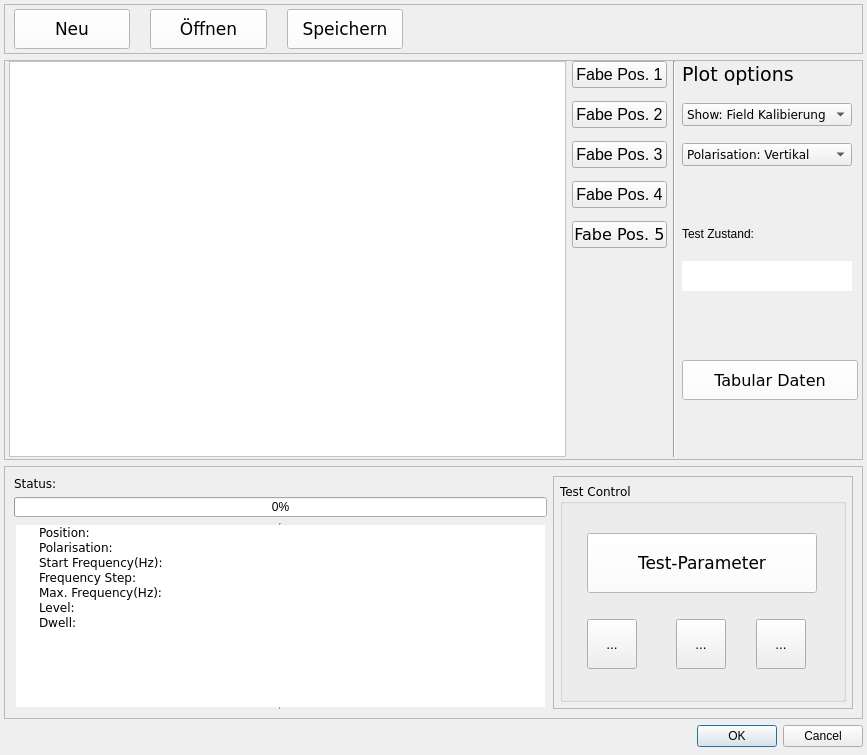
Qt form gui/uifiles/KalibierungWindow_neu.ui (mengze21/Development-of-an-EMC-test-software) before a commit.
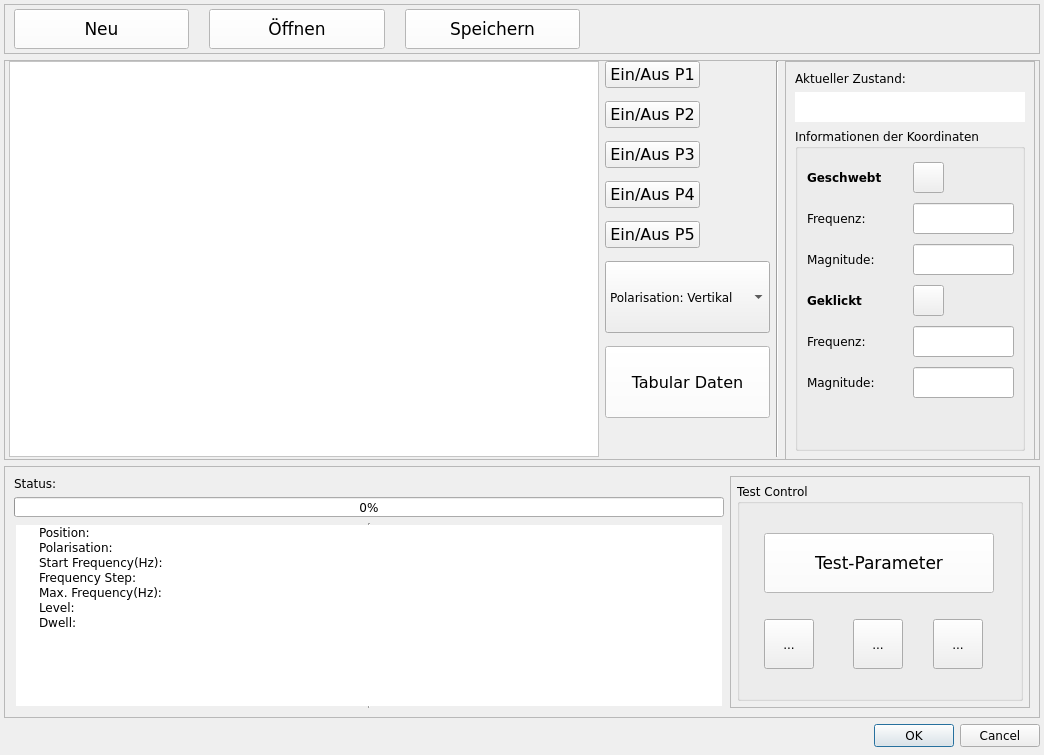
The same form after that commit. Icons and pictures are not drawn.

Commit message: adding the function of open, save, new. improve the graphics create .ui file for tabular data

Patch:
```diff
--- a/gui/uifiles/KalibierungWindow_neu.ui
+++ b/gui/uifiles/KalibierungWindow_neu.ui
@@ -6,7 +6,7 @@
    <rect>
     <x>0</x>
     <y>0</y>
-    <width>867</width>
+    <width>1044</width>
     <height>755</height>
    </rect>
   </property>
@@ -16,9 +16,27 @@
     <height>0</height>
    </size>
   </property>
+  <property name="font">
+   <font>
+    <family>Verdana</family>
+   </font>
+  </property>
   <property name="windowTitle">
    <string>Kalibrierung</string>
   </property>
+  <property name="windowIcon">
+   <iconset>
+    <normaloff>../icon_materials/8.png</normaloff>../icon_materials/8.png</iconset>
+  </property>
+  <property name="windowFilePath">
+   <string/>
+  </property>
+  <property name="sizeGripEnabled">
+   <bool>false</bool>
+  </property>
+  <property name="modal">
+   <bool>false</bool>
+  </property>
   <layout class="QVBoxLayout" name="verticalLayout" stretch="0,1,0,0">
    <property name="spacing">
     <number>-1</number>
@@ -231,6 +249,9 @@
        <height>400</height>
       </size>
      </property>
+     <property name="layoutDirection">
+      <enum>Qt::LeftToRight</enum>
+     </property>
      <property name="styleSheet">
       <string notr="true"/>
      </property>
@@ -240,7 +261,7 @@
      <property name="frameShadow">
       <enum>QFrame::Raised</enum>
      </property>
-     <layout class="QGridLayout" name="gridLayout_2" columnstretch="0,0,0,0,0" columnminimumwidth="0,0,0,0,0">
+     <layout class="QGridLayout" name="gridLayout_2" columnstretch="0,0,0,0,0">
       <property name="sizeConstraint">
        <enum>QLayout::SetDefaultConstraint</enum>
       </property>
@@ -262,74 +283,49 @@
       <property name="verticalSpacing">
        <number>13</number>
       </property>
-      <item row="2" column="3">
-       <widget class="QComboBox" name="comboBox_show">
-        <property name="font">
-         <font>
-          <family>Verdana</family>
-         </font>
-        </property>
-        <property name="currentText">
-         <string>Show: Field Kalibierung</string>
-        </property>
-        <item>
-         <property name="text">
-          <string>Show: Field Kalibierung</string>
-         </property>
-        </item>
-       </widget>
-      </item>
-      <item row="6" column="3">
-       <widget class="QLabel" name="label_TestRunningStatus">
+      <item row="1" column="0" rowspan="10">
+       <widget class="QFrame" name="frame_5">
         <property name="sizePolicy">
-         <sizepolicy hsizetype="Preferred" vsizetype="Maximum">
+         <sizepolicy hsizetype="Preferred" vsizetype="Preferred">
           <horstretch>0</horstretch>
           <verstretch>0</verstretch>
          </sizepolicy>
         </property>
         <property name="minimumSize">
          <size>
-          <width>0</width>
-          <height>30</height>
+          <width>500</width>
+          <height>0</height>
          </size>
         </property>
-        <property name="font">
-         <font>
-          <family>Verdana</family>
-         </font>
-        </property>
         <property name="styleSheet">
-         <string notr="true">background-color: rgb(255, 255, 255);
-color: rgb(255, 0, 0);</string>
+         <string notr="true">background-color: rgb(255, 255, 255);</string>
         </property>
-        <property name="text">
-         <string/>
+        <property name="frameShape">
+         <enum>QFrame::StyledPanel</enum>
         </property>
-        <property name="alignment">
-         <set>Qt::AlignCenter</set>
+        <property name="frameShadow">
+         <enum>QFrame::Raised</enum>
         </property>
-       </widget>
-      </item>
-      <item row="3" column="3">
-       <widget class="QComboBox" name="comboBox_polarisation">
-        <property name="font">
-         <font>
-          <family>Verdana</family>
-         </font>
-        </property>
-        <item>
-         <property name="text">
-          <string>Polarisation: Vertikal</string>
+        <layout class="QHBoxLayout" name="horizontalLayout" stretch="">
+         <property name="spacing">
+          <number>1</number>
          </property>
-        </item>
-        <item>
-         <property name="text">
-          <string>Polarisation: Horizontal</string>
+         <property name="leftMargin">
+          <number>2</number>
          </property>
-        </item>
+         <property name="topMargin">
+          <number>2</number>
+         </property>
+         <property name="rightMargin">
+          <number>2</number>
+         </property>
+         <property name="bottomMargin">
+          <number>2</number>
+         </property>
+        </layout>
        </widget>
       </item>
-      <item row="1" column="2" rowspan="8">
+      <item row="1" column="2" rowspan="10">
        <widget class="Line" name="line">
         <property name="sizeIncrement">
          <size>
@@ -342,10 +338,594 @@
         </property>
        </widget>
       </item>
-      <item row="7" column="3" rowspan="2" colspan="2">
+      <item row="2" column="1">
+       <widget class="QPushButton" name="pushButton_ShowHideCurve_2">
+        <property name="maximumSize">
+         <size>
+          <width>95</width>
+          <height>16777215</height>
+         </size>
+        </property>
+        <property name="font">
+         <font>
+          <pointsize>12</pointsize>
+         </font>
+        </property>
+        <property name="text">
+         <string>Ein/Aus P2</string>
+        </property>
+       </widget>
+      </item>
+      <item row="4" column="1">
+       <widget class="QPushButton" name="pushButton_ShowHideCurve_4">
+        <property name="maximumSize">
+         <size>
+          <width>95</width>
+          <height>16777215</height>
+         </size>
+        </property>
+        <property name="font">
+         <font>
+          <pointsize>12</pointsize>
+         </font>
+        </property>
+        <property name="text">
+         <string>Ein/Aus P4</string>
+        </property>
+       </widget>
+      </item>
+      <item row="1" column="3" rowspan="7">
+       <widget class="QFrame" name="frame_Statusleiste">
+        <property name="minimumSize">
+         <size>
+          <width>200</width>
+          <height>400</height>
+         </size>
+        </property>
+        <property name="maximumSize">
+         <size>
+          <width>250</width>
+          <height>16777215</height>
+         </size>
+        </property>
+        <property name="frameShape">
+         <enum>QFrame::StyledPanel</enum>
+        </property>
+        <property name="frameShadow">
+         <enum>QFrame::Raised</enum>
+        </property>
+        <layout class="QVBoxLayout" name="verticalLayout_3">
+         <item>
+          <widget class="QLabel" name="label_TestStatus">
+           <property name="sizePolicy">
+            <sizepolicy hsizetype="Preferred" vsizetype="Fixed">
+             <horstretch>0</horstretch>
+             <verstretch>0</verstretch>
+            </sizepolicy>
+           </property>
+           <property name="text">
+            <string>Aktueller Zustand:</string>
+           </property>
+          </widget>
+         </item>
+         <item>
+          <widget class="QLabel" name="label_TestRunningStatus">
+           <property name="sizePolicy">
+            <sizepolicy hsizetype="Preferred" vsizetype="Maximum">
+             <horstretch>0</horstretch>
+             <verstretch>0</verstretch>
+            </sizepolicy>
+           </property>
+           <property name="minimumSize">
+            <size>
+             <width>0</width>
+             <height>30</height>
+            </size>
+           </property>
+           <property name="maximumSize">
+            <size>
+             <width>250</width>
+             <height>16777215</height>
+            </size>
+           </property>
+           <property name="font">
+            <font>
+             <family>Verdana</family>
+             <weight>75</weight>
+             <bold>true</bold>
+            </font>
+           </property>
+           <property name="styleSheet">
+            <string notr="true">background-color: rgb(255, 255, 255);
+</string>
+           </property>
+           <property name="text">
+            <string/>
+           </property>
+           <property name="alignment">
+            <set>Qt::AlignCenter</set>
+           </property>
+          </widget>
+         </item>
+         <item>
+          <widget class="QGroupBox" name="InformationenKoordinatenGroupBox">
+           <property name="sizePolicy">
+            <sizepolicy hsizetype="Expanding" vsizetype="Expanding">
+             <horstretch>0</horstretch>
+             <verstretch>0</verstretch>
+            </sizepolicy>
+           </property>
+           <property name="minimumSize">
+            <size>
+             <width>0</width>
+             <height>0</height>
+            </size>
+           </property>
+           <property name="maximumSize">
+            <size>
+             <width>250</width>
+             <height>16777215</height>
+            </size>
+           </property>
+           <property name="font">
+            <font>
+             <weight>50</weight>
+             <bold>false</bold>
+            </font>
+           </property>
+           <property name="title">
+            <string>Informationen der Koordinaten</string>
+           </property>
+           <layout class="QGridLayout" name="gridLayout_5">
+            <item row="0" column="0">
+             <widget class="QLabel" name="GeschwebtLabel">
+              <property name="minimumSize">
+               <size>
+                <width>111</width>
+                <height>31</height>
+               </size>
+              </property>
+              <property name="maximumSize">
+               <size>
+                <width>111</width>
+                <height>31</height>
+               </size>
+              </property>
+              <property name="font">
+               <font>
+                <weight>75</weight>
+                <bold>true</bold>
+               </font>
+              </property>
+              <property name="text">
+               <string>Geschwebt</string>
+              </property>
+             </widget>
+            </item>
+            <item row="5" column="0">
+             <widget class="QLabel" name="GeklicktMagnitudeLabel">
+              <property name="minimumSize">
+               <size>
+                <width>101</width>
+                <height>31</height>
+               </size>
+              </property>
+              <property name="maximumSize">
+               <size>
+                <width>101</width>
+                <height>31</height>
+               </size>
+              </property>
+              <property name="font">
+               <font>
+                <weight>50</weight>
+                <bold>false</bold>
+               </font>
+              </property>
+              <property name="text">
+               <string>Magnitude:</string>
+              </property>
+             </widget>
+            </item>
+            <item row="3" column="0">
+             <widget class="QLabel" name="GeklicktLabel">
+              <property name="minimumSize">
+               <size>
+                <width>81</width>
+                <height>31</height>
+               </size>
+              </property>
+              <property name="maximumSize">
+               <size>
+                <width>81</width>
+                <height>31</height>
+               </size>
+              </property>
+              <property name="font">
+               <font>
+                <weight>75</weight>
+                <bold>true</bold>
+               </font>
+              </property>
+              <property name="text">
+               <string>Geklickt</string>
+              </property>
+             </widget>
+            </item>
+            <item row="2" column="1">
+             <widget class="QLineEdit" name="GeschwebtMagnitudeLineEdit">
+              <property name="minimumSize">
+               <size>
+                <width>101</width>
+                <height>31</height>
+               </size>
+              </property>
+              <property name="maximumSize">
+               <size>
+                <width>131</width>
+                <height>31</height>
+               </size>
+              </property>
+              <property name="font">
+               <font>
+                <pointsize>11</pointsize>
+                <weight>50</weight>
+                <bold>false</bold>
+               </font>
+              </property>
+              <property name="cursor">
+               <cursorShape>ArrowCursor</cursorShape>
+              </property>
+              <property name="alignment">
+               <set>Qt::AlignRight|Qt::AlignTrailing|Qt::AlignVCenter</set>
+              </property>
+              <property name="readOnly">
+               <bool>true</bool>
+              </property>
+             </widget>
+            </item>
+            <item row="2" column="0">
+             <widget class="QLabel" name="GeschwebtMagnitudeLabel">
+              <property name="minimumSize">
+               <size>
+                <width>101</width>
+                <height>31</height>
+               </size>
+              </property>
+              <property name="maximumSize">
+               <size>
+                <width>101</width>
+                <height>31</height>
+               </size>
+              </property>
+              <property name="font">
+               <font>
+                <weight>50</weight>
+                <bold>false</bold>
+               </font>
+              </property>
+              <property name="text">
+               <string>Magnitude:</string>
+              </property>
+             </widget>
+            </item>
+            <item row="0" column="1">
+             <widget class="QToolButton" name="GeschwebtToolButton">
+              <property name="minimumSize">
+               <size>
+                <width>31</width>
+                <height>31</height>
+               </size>
+              </property>
+              <property name="maximumSize">
+               <size>
+                <width>31</width>
+                <height>31</height>
+               </size>
+              </property>
+              <property name="text">
+               <string/>
+              </property>
+              <property name="icon">
+               <iconset>
+                <normaloff>../icon_materials/9.png</normaloff>../icon_materials/9.png</iconset>
+              </property>
+              <property name="iconSize">
+               <size>
+                <width>30</width>
+                <height>30</height>
+               </size>
+              </property>
+             </widget>
+            </item>
+            <item row="1" column="1">
+             <widget class="QLineEdit" name="GeschwebtFrequenzLineEdit">
+              <property name="minimumSize">
+               <size>
+                <width>101</width>
+                <height>31</height>
+               </size>
+              </property>
+              <property name="maximumSize">
+               <size>
+                <width>131</width>
+                <height>31</height>
+               </size>
+              </property>
+              <property name="font">
+               <font>
+                <pointsize>11</pointsize>
+                <weight>50</weight>
+                <bold>false</bold>
+               </font>
+              </property>
+              <property name="cursor">
+               <cursorShape>ArrowCursor</cursorShape>
+              </property>
+              <property name="alignment">
+               <set>Qt::AlignRight|Qt::AlignTrailing|Qt::AlignVCenter</set>
+              </property>
+              <property name="readOnly">
+               <bool>true</bool>
+              </property>
+             </widget>
+            </item>
+            <item row="6" column="0" colspan="2">
+             <widget class="QLabel" name="MousPositionLabel">
+              <property name="minimumSize">
+               <size>
+                <width>0</width>
+                <height>25</height>
+               </size>
+              </property>
+              <property name="maximumSize">
+               <size>
+                <width>611</width>
+                <height>25</height>
+               </size>
+              </property>
+              <property name="font">
+               <font>
+                <family>Verdana</family>
+                <pointsize>11</pointsize>
+                <weight>50</weight>
+                <bold>false</bold>
+               </font>
+              </property>
+              <property name="text">
+               <string/>
+              </property>
+             </widget>
+            </item>
+            <item row="4" column="1">
+             <widget class="QLineEdit" name="GeklicktFrequenzLineEdit">
+              <property name="minimumSize">
+               <size>
+                <width>101</width>
+                <height>31</height>
+               </size>
+              </property>
+              <property name="maximumSize">
+               <size>
+                <width>131</width>
+                <height>31</height>
+               </size>
+              </property>
+              <property name="font">
+               <font>
+                <pointsize>11</pointsize>
+               </font>
+              </property>
+              <property name="cursor">
+               <cursorShape>ArrowCursor</cursorShape>
+              </property>
+              <property name="alignment">
+               <set>Qt::AlignRight|Qt::AlignTrailing|Qt::AlignVCenter</set>
+              </property>
+              <property name="readOnly">
+               <bool>true</bool>
+              </property>
+             </widget>
+            </item>
+            <item row="4" column="0">
+             <widget class="QLabel" name="GeklicktFrequenzLabel">
+              <property name="minimumSize">
+               <size>
+                <width>91</width>
+                <height>31</height>
+               </size>
+              </property>
+              <property name="maximumSize">
+               <size>
+                <width>91</width>
+                <height>31</height>
+               </size>
+              </property>
+              <property name="font">
+               <font>
+                <weight>50</weight>
+                <bold>false</bold>
+               </font>
+              </property>
+              <property name="text">
+               <string>Frequenz:</string>
+              </property>
+             </widget>
+            </item>
+            <item row="1" column="0">
+             <widget class="QLabel" name="GeschwebtFrequenzLabel">
+              <property name="minimumSize">
+               <size>
+                <width>91</width>
+                <height>31</height>
+               </size>
+              </property>
+              <property name="maximumSize">
+               <size>
+                <width>91</width>
+                <height>31</height>
+               </size>
+              </property>
+              <property name="font">
+               <font>
+                <weight>50</weight>
+                <bold>false</bold>
+               </font>
+              </property>
+              <property name="text">
+               <string>Frequenz:</string>
+              </property>
+             </widget>
+            </item>
+            <item row="3" column="1">
+             <widget class="QToolButton" name="GeklicktToolButton">
+              <property name="minimumSize">
+               <size>
+                <width>31</width>
+                <height>31</height>
+               </size>
+              </property>
+              <property name="maximumSize">
+               <size>
+                <width>31</width>
+                <height>31</height>
+               </size>
+              </property>
+              <property name="text">
+               <string/>
+              </property>
+              <property name="icon">
+               <iconset>
+                <normaloff>../icon_materials/9.png</normaloff>../icon_materials/9.png</iconset>
+              </property>
+              <property name="iconSize">
+               <size>
+                <width>30</width>
+                <height>30</height>
+               </size>
+              </property>
+             </widget>
+            </item>
+            <item row="5" column="1">
+             <widget class="QLineEdit" name="GeklicktMagnitudeLineEdit">
+              <property name="minimumSize">
+               <size>
+                <width>101</width>
+                <height>31</height>
+               </size>
+              </property>
+              <property name="maximumSize">
+               <size>
+                <width>131</width>
+                <height>31</height>
+               </size>
+              </property>
+              <property name="font">
+               <font>
+                <pointsize>11</pointsize>
+               </font>
+              </property>
+              <property name="cursor">
+               <cursorShape>ArrowCursor</cursorShape>
+              </property>
+              <property name="alignment">
+               <set>Qt::AlignRight|Qt::AlignTrailing|Qt::AlignVCenter</set>
+              </property>
+              <property name="readOnly">
+               <bool>true</bool>
+              </property>
+             </widget>
+            </item>
+           </layout>
+          </widget>
+         </item>
+        </layout>
+       </widget>
+      </item>
+      <item row="1" column="1">
+       <widget class="QPushButton" name="pushButton_ShowHideCurve_1">
+        <property name="sizePolicy">
+         <sizepolicy hsizetype="Preferred" vsizetype="Fixed">
+          <horstretch>0</horstretch>
+          <verstretch>0</verstretch>
+         </sizepolicy>
+        </property>
+        <property name="minimumSize">
+         <size>
+          <width>0</width>
+          <height>0</height>
+         </size>
+        </property>
+        <property name="maximumSize">
+         <size>
+          <width>95</width>
+          <height>16777215</height>
+         </size>
+        </property>
+        <property name="font">
+         <font>
+          <pointsize>12</pointsize>
+         </font>
+        </property>
+        <property name="text">
+         <string>Ein/Aus P1</string>
+        </property>
+       </widget>
+      </item>
+      <item row="5" column="1">
+       <widget class="QPushButton" name="pushButton_ShowHideCurve_5">
+        <property name="maximumSize">
+         <size>
+          <width>95</width>
+          <height>16777215</height>
+         </size>
+        </property>
+        <property name="font">
+         <font>
+          <family>Verdana</family>
+          <pointsize>12</pointsize>
+         </font>
+        </property>
+        <property name="text">
+         <string>Ein/Aus P5</string>
+        </property>
+       </widget>
+      </item>
+      <item row="6" column="1">
+       <widget class="QComboBox" name="comboBox_polarisation">
+        <property name="sizePolicy">
+         <sizepolicy hsizetype="Minimum" vsizetype="Preferred">
+          <horstretch>0</horstretch>
+          <verstretch>0</verstretch>
+         </sizepolicy>
+        </property>
+        <property name="maximumSize">
+         <size>
+          <width>16777215</width>
+          <height>16777215</height>
+         </size>
+        </property>
+        <property name="font">
+         <font>
+          <family>Verdana</family>
+         </font>
+        </property>
+        <item>
+         <property name="text">
+          <string>Polarisation: Vertikal</string>
+         </property>
+        </item>
+        <item>
+         <property name="text">
+          <string>Polarisation: Horizontal</string>
+         </property>
+        </item>
+       </widget>
+      </item>
+      <item row="7" column="1">
        <widget class="QToolButton" name="toolButton_tabulardaten">
         <property name="sizePolicy">
-         <sizepolicy hsizetype="Preferred" vsizetype="Fixed">
+         <sizepolicy hsizetype="Preferred" vsizetype="Preferred">
           <horstretch>0</horstretch>
           <verstretch>0</verstretch>
          </sizepolicy>
@@ -383,117 +963,6 @@
         </property>
        </widget>
       </item>
-      <item row="4" column="3">
-       <widget class="QLabel" name="MousPositionLabel">
-        <property name="text">
-         <string/>
-        </property>
-       </widget>
-      </item>
-      <item row="1" column="3">
-       <widget class="QLabel" name="label_plotoption">
-        <property name="font">
-         <font>
-          <family>Verdana</family>
-          <pointsize>14</pointsize>
-         </font>
-        </property>
-        <property name="text">
-         <string>Plot options</string>
-        </property>
-       </widget>
-      </item>
-      <item row="5" column="3">
-       <widget class="QLabel" name="label_TestStatus">
-        <property name="sizePolicy">
-         <sizepolicy hsizetype="Preferred" vsizetype="Fixed">
-          <horstretch>0</horstretch>
-          <verstretch>0</verstretch>
-         </sizepolicy>
-        </property>
-        <property name="text">
-         <string>Test Zustand:</string>
-        </property>
-       </widget>
-      </item>
-      <item row="1" column="0" rowspan="8">
-       <widget class="QFrame" name="frame_5">
-        <property name="sizePolicy">
-         <sizepolicy hsizetype="Expanding" vsizetype="Expanding">
-          <horstretch>0</horstretch>
-          <verstretch>0</verstretch>
-         </sizepolicy>
-        </property>
-        <property name="styleSheet">
-         <string notr="true">background-color: rgb(255, 255, 255);</string>
-        </property>
-        <property name="frameShape">
-         <enum>QFrame::StyledPanel</enum>
-        </property>
-        <property name="frameShadow">
-         <enum>QFrame::Raised</enum>
-        </property>
-        <layout class="QHBoxLayout" name="horizontalLayout">
-         <property name="spacing">
-          <number>-1</number>
-         </property>
-         <property name="leftMargin">
-          <number>6</number>
-         </property>
-         <property name="topMargin">
-          <number>6</number>
-         </property>
-         <property name="rightMargin">
-          <number>6</number>
-         </property>
-         <property name="bottomMargin">
-          <number>6</number>
-         </property>
-        </layout>
-       </widget>
-      </item>
-      <item row="1" column="1">
-       <widget class="QPushButton" name="pushButton_colorChange_1">
-        <property name="sizePolicy">
-         <sizepolicy hsizetype="Preferred" vsizetype="Fixed">
-          <horstretch>0</horstretch>
-          <verstretch>0</verstretch>
-         </sizepolicy>
-        </property>
-        <property name="maximumSize">
-         <size>
-          <width>95</width>
-          <height>16777215</height>
-         </size>
-        </property>
-        <property name="font">
-         <font>
-          <pointsize>12</pointsize>
-         </font>
-        </property>
-        <property name="text">
-         <string>Fabe Pos. 1</string>
-        </property>
-       </widget>
-      </item>
-      <item row="2" column="1">
-       <widget class="QPushButton" name="pushButton_colorChange_2">
-        <property name="maximumSize">
-         <size>
-          <width>95</width>
-          <height>16777215</height>
-         </size>
-        </property>
-        <property name="font">
-         <font>
-          <pointsize>12</pointsize>
-         </font>
-        </property>
-        <property name="text">
-         <string>Fabe Pos. 2</string>
-        </property>
-       </widget>
-      </item>
       <item row="3" column="1">
        <widget class="QPushButton" name="pushButton_colorChange_3">
         <property name="maximumSize">
@@ -508,44 +977,7 @@
          </font>
         </property>
         <property name="text">
-         <string>Fabe Pos. 3</string>
-        </property>
-       </widget>
-      </item>
-      <item row="4" column="1">
-       <widget class="QPushButton" name="pushButton_colorChange_4">
-        <property name="maximumSize">
-         <size>
-          <width>95</width>
-          <height>16777215</height>
-         </size>
-        </property>
-        <property name="font">
-         <font>
-          <pointsize>12</pointsize>
-         </font>
-        </property>
-        <property name="text">
-         <string>Fabe Pos. 4</string>
-        </property>
-       </widget>
-      </item>
-      <item row="5" column="1">
-       <widget class="QPushButton" name="pushButton_colorChange_5">
-        <property name="maximumSize">
-         <size>
-          <width>95</width>
-          <height>16777215</height>
-         </size>
-        </property>
-        <property name="font">
-         <font>
-          <family>Verdana</family>
-          <pointsize>12</pointsize>
-         </font>
-        </property>
-        <property name="text">
-         <string>Fabe Pos. 5</string>
+         <string>Ein/Aus P3</string>
         </property>
        </widget>
       </item>
```
Left out of the diff: 96 changed lines with no effect on the pictures. The commit also changes 2 other files.
